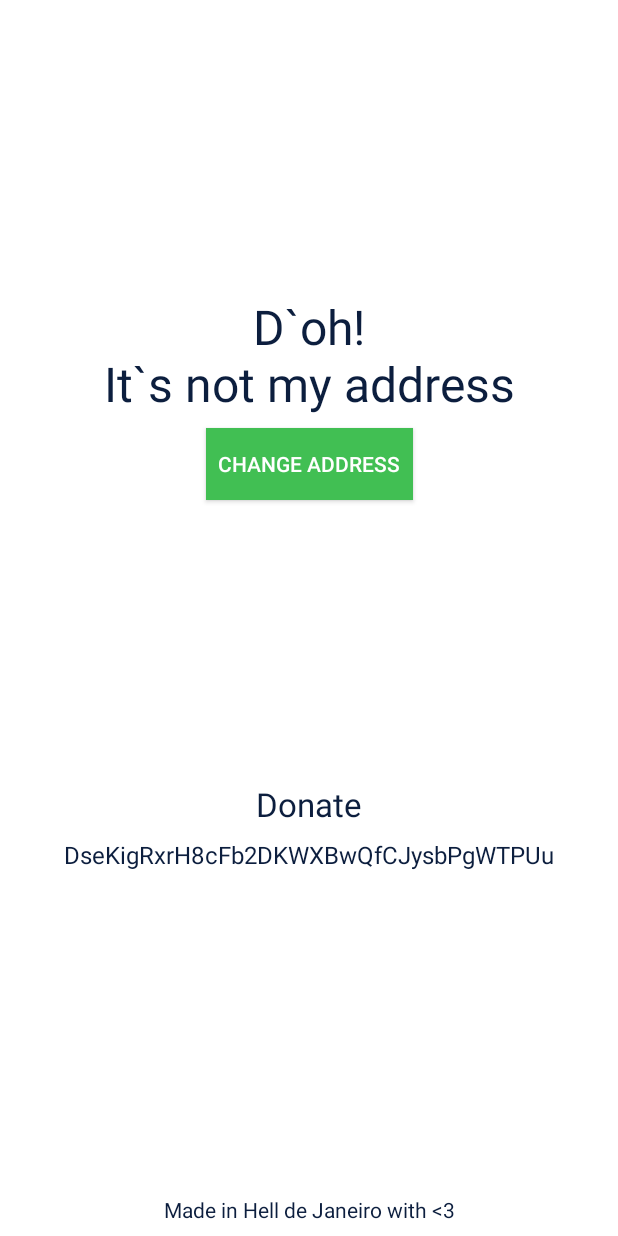
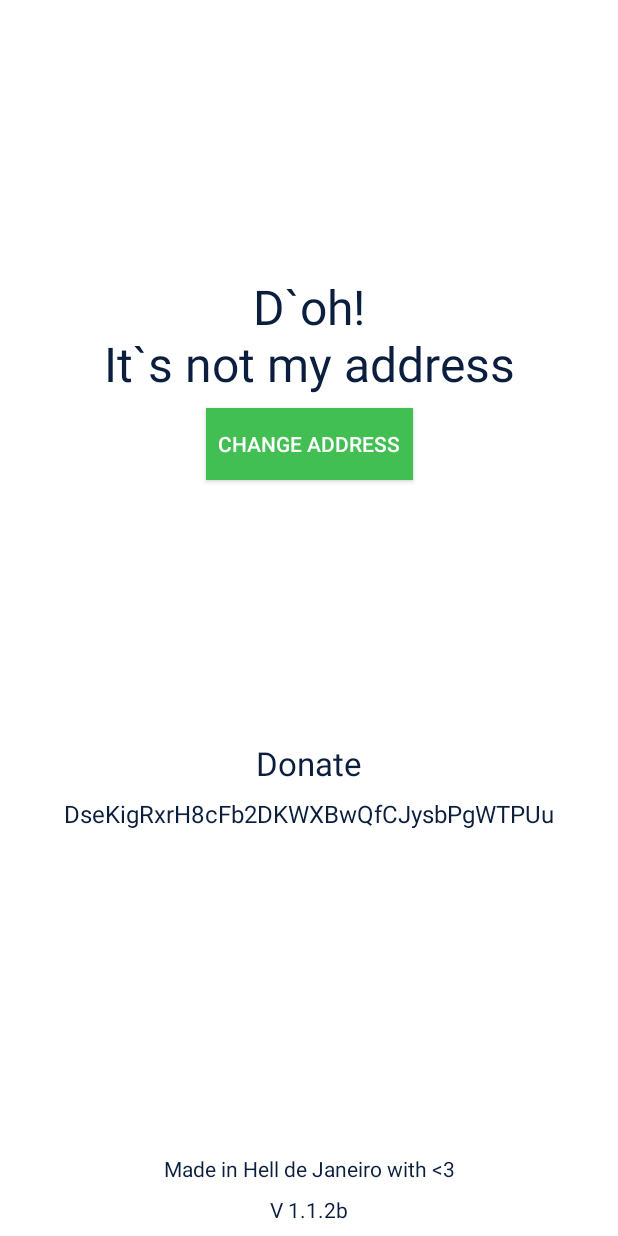
Before and after one commit to CryptoTretas/ticketwatcher-Android, an Android app: the layout fragment_settings.xml on its own in the app's theme, with its tools: preview values and no code run, on a phone screen of 412 x 824 dp. Run offline under Robolectric (Android 15) with nearby library versions, the phone set to English and light mode, and no system bars; network calls fail.

Commit message:
add tag version in app and add tag debug when developing

```diff
--- a/app/src/main/java/org/decred/ticket/future/home/fragment/settings/SettingsFragment.kt
+++ b/app/src/main/java/org/decred/ticket/future/home/fragment/settings/SettingsFragment.kt
@@ -13,7 +13,9 @@ import android.widget.Toast
 import com.google.zxing.BarcodeFormat
 import com.journeyapps.barcodescanner.BarcodeEncoder
 import dagger.android.support.DaggerFragment
+import kotlinx.android.synthetic.main.fragment_settings.*
 import kotlinx.android.synthetic.main.fragment_settings.view.*
+import org.decred.ticket.BuildConfig
 import org.decred.ticket.R
 import org.decred.ticket.future.association.AssociationActivity
 import javax.inject.Inject
@@ -32,6 +34,7 @@ class SettingsFragment : DaggerFragment(), SettingsContract.View {
         val bitmap = barcodeEncoder.encodeBitmap(getString(R.string.wallet), BarcodeFormat.QR_CODE, 400, 400)
         fragmentView.qr_code_donation.setImageBitmap(bitmap)
         listeners()
+        fragmentView.version.text = BuildConfig.VERSION_NAME
         return fragmentView
     }
 
@@ -47,7 +50,7 @@ class SettingsFragment : DaggerFragment(), SettingsContract.View {
             activity!!.finish()
         }
 
-        fragmentView.wallet_id.setOnClickListener{
+        fragmentView.wallet_id.setOnClickListener {
             clipboardSuccess()
         }
     }
--- a/app/src/main/res/layout/fragment_settings.xml
+++ b/app/src/main/res/layout/fragment_settings.xml
@@ -62,6 +62,19 @@
             android:layout_marginStart="8dp"
             android:text="@string/credit"
             android:textColor="@color/colorPrimaryDark"
+            app:layout_constraintBottom_toTopOf="@+id/version"
+            app:layout_constraintEnd_toEndOf="parent"
+            app:layout_constraintStart_toStartOf="parent" />
+
+        <TextView
+            android:id="@+id/version"
+            android:layout_width="wrap_content"
+            android:layout_height="wrap_content"
+            android:layout_marginBottom="8dp"
+            android:layout_marginEnd="8dp"
+            android:layout_marginStart="8dp"
+            android:text="@string/version"
+            android:textColor="@color/colorPrimaryDark"
             app:layout_constraintBottom_toBottomOf="parent"
             app:layout_constraintEnd_toEndOf="parent"
             app:layout_constraintStart_toStartOf="parent" />
--- a/app/src/main/res/values/strings.xml
+++ b/app/src/main/res/values/strings.xml
@@ -19,4 +19,5 @@
     <string name="donate">Donate</string>
     <string name="change_address">Change Address</string>
     <string name="d_oh_nit_s_not_my_address">D`oh!\nIt`s not my address</string>
+    <string name="version">V 1.1.2b</string>
 </resources>
```
Also changed, not shown: app/build.gradle (+4 -3 lines).
